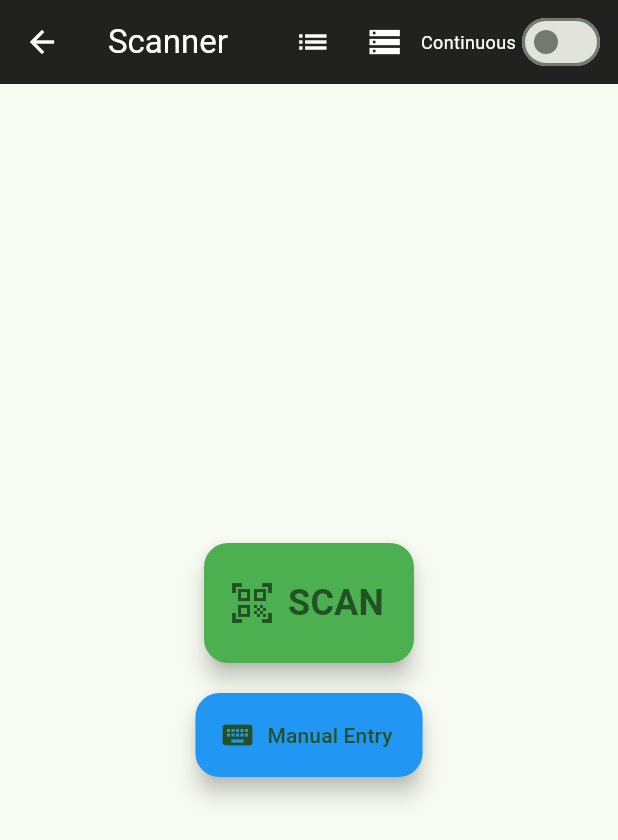
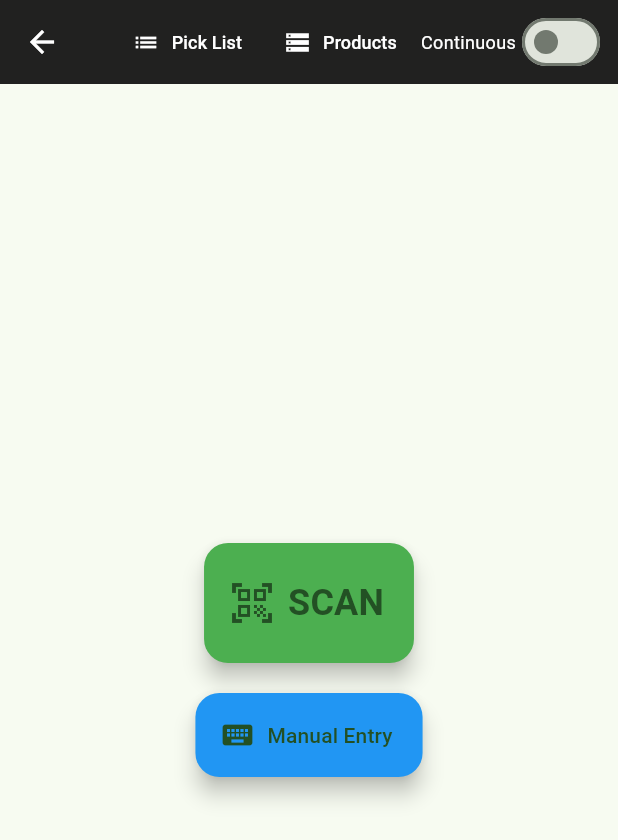
Before and after one commit to brendonsprinkle/tj-restock-mvp, a Flutter app: the ScannerScreen screen opened directly, on a phone screen of 412 x 824 dp. Shown: the top 840 px of the screen. Run offline on Flutter 3.47's test engine with Material 3 defaults, Android fonts, the phone set to English and light mode, and no system bars; our stand-ins replace csv, flutter_riverpod, hive, hive_flutter, share_plus; missing offline and left inert: mobile_scanner; accounts and stored records are empty.

Commit message:
Add text labels to AppBar buttons for better clarity
User feedback: New users couldn't tell what the icon-only buttons were for. Requested text labels to make the app more user-friendly.

Changes:
- Replaced IconButton with TextButton.icon for 'Pick List' button
- Replaced IconButton with TextButton.icon for 'Products' button
- Added 'Pick List' label next to list icon
- Added 'Products' label next to storage icon
- Kept icons for visual recognition
- Maintained white color scheme for AppBar consistency
- Used fontSize: 12 for compact layout

Benefits:
- ✅ New users can immediately understand button functions
- ✅ Icons still provide visual recognition
- ✅ Compact layout fits with Continuous toggle
- ✅ Improved UX for MVP demo version

This makes the app more intuitive for first-time users while maintaining the clean design.

Co-Authored-By: Brendon Sprinkle <Brendonsprinkle@gmail.com>

```diff
--- a/lib/screens/scanner_screen.dart
+++ b/lib/screens/scanner_screen.dart
@@ -560,15 +560,22 @@ class _ScannerScreenState extends ConsumerState<ScannerScreen> {
         backgroundColor: Colors.black87,
         foregroundColor: Colors.white,
         actions: [
-          IconButton(
-            icon: const Icon(Icons.list),
+          TextButton.icon(
+            icon: const Icon(Icons.list, color: Colors.white),
+            label: const Text(
+              'Pick List',
+              style: TextStyle(color: Colors.white, fontSize: 12),
+            ),
             onPressed: () {
               Navigator.pushNamed(context, '/picklist');
             },
-            tooltip: 'View Pick List',
           ),
-          IconButton(
-            icon: const Icon(Icons.storage),
+          TextButton.icon(
+            icon: const Icon(Icons.storage, color: Colors.white),
+            label: const Text(
+              'Products',
+              style: TextStyle(color: Colors.white, fontSize: 12),
+            ),
             onPressed: () {
               Navigator.push(
                 context,
@@ -577,7 +584,6 @@ class _ScannerScreenState extends ConsumerState<ScannerScreen> {
                 ),
               );
             },
-            tooltip: 'View/Edit Database',
           ),
           // Continuous scan toggle
           Padding(
```
